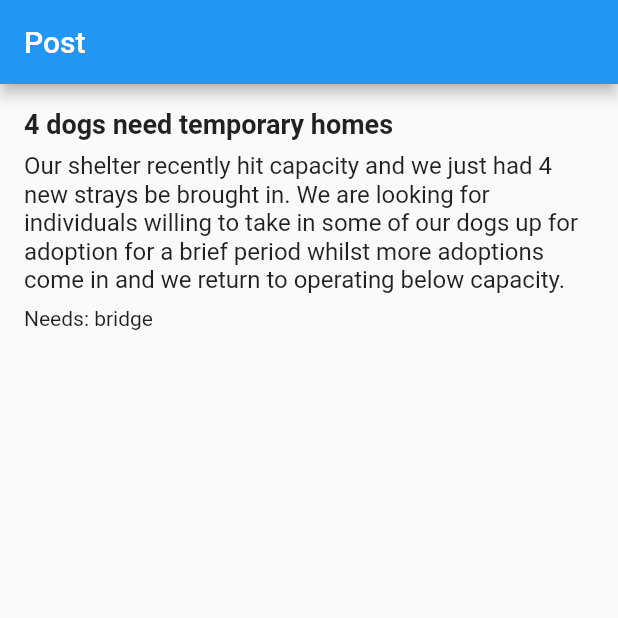
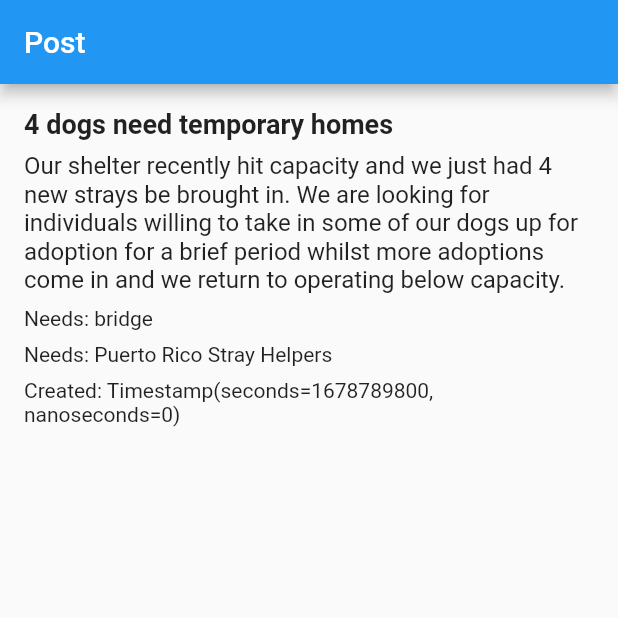
Before and after one commit to Poggecci/INSO4117-GRUPO-H, a Flutter app: the VolunteerHome screen opened by its route, after a tap on "4 dogs need temporary homes", on a phone screen of 412 x 824 dp, the top half of it. Run offline on Flutter 3.47's test engine with Material 2 defaults, Android fonts, the phone set to English and light mode, and no system bars; our stand-ins replace cloud_firestore, equatable, firebase_auth, firebase_core, flutter_dotenv; missing offline and left inert: google_geocoding, test; accounts and stored records are empty.

Commit message:
Add Post Fetching

```diff
--- a/animal_shelter_resource_allocator/lib/models/post.dart
+++ b/animal_shelter_resource_allocator/lib/models/post.dart
@@ -1,21 +1,83 @@
+import 'package:animal_shelter_resource_allocator/models/shelter.dart';
+import 'package:cloud_firestore/cloud_firestore.dart';
 import 'package:equatable/equatable.dart';
 
 class Post extends Equatable {
   final String id;
-  final String shelterName;
+  final String shelterId;
   final String title;
   final String description;
   final List<String> needs;
+  final Timestamp createdAt;
+  final List<String> visibleTo;
 
   const Post(
       {required this.id,
-      required this.shelterName,
+      required this.shelterId,
       required this.title,
       required this.description,
-      required this.needs});
+      required this.needs,
+      required this.createdAt,
+      required this.visibleTo});
 
   @override
-  List<Object?> get props => [id, shelterName, title, description, needs];
+  List<Object?> get props =>
+      [id, shelterId, title, description, needs, createdAt, visibleTo];
+
+  @override
+  bool get stringify => true;
+
+  factory Post.fromFirestore(
+    DocumentSnapshot<Map<String, dynamic>> snapshot,
+    SnapshotOptions? options,
+  ) {
+    final data = snapshot.data();
+    return Post(
+      id: snapshot.id,
+      shelterId: data?['shelterId'],
+      title: data?['title'],
+      description: data?['description'],
+      needs: data?['needs'] is Iterable ? List.from(data?['needs']) : [],
+      createdAt: data?['createdAt'],
+      visibleTo:
+          data?['visibleTo'] is Iterable ? List.from(data?['visibleTo']) : [],
+    );
+  }
+
+  Map<String, dynamic> toFirestore() {
+    return {
+      if (shelterId != null) "shelterId": shelterId,
+      if (title != null) "title": title,
+      if (description != null) "description": description,
+      if (needs != null) "needs": needs,
+      if (createdAt != null) "createdAt": createdAt,
+      if (visibleTo != null) "visibleTo": visibleTo,
+    };
+  }
+}
+
+class ViewPost extends Post {
+  final String shelterName;
+  const ViewPost(
+      {required String id,
+      required String shelterId,
+      required String title,
+      required String description,
+      required List<String> needs,
+      required Timestamp createdAt,
+      required List<String> visibleTo,
+      required this.shelterName})
+      : super(
+            id: id,
+            shelterId: shelterId,
+            title: title,
+            description: description,
+            needs: needs,
+            createdAt: createdAt,
+            visibleTo: visibleTo);
+
+  @override
+  List<Object?> get props => super.props + [shelterName];
 
   @override
   bool get stringify => true;
--- a/animal_shelter_resource_allocator/lib/volunteer_home.dart
+++ b/animal_shelter_resource_allocator/lib/volunteer_home.dart
@@ -1,5 +1,7 @@
+import 'package:cloud_firestore/cloud_firestore.dart';
 import 'package:flutter/material.dart';
 
+import 'models/globals.dart';
 import 'models/post.dart';
 
 class VolunteerHome extends StatefulWidget {
@@ -10,30 +12,59 @@ class VolunteerHome extends StatefulWidget {
 }
 
 class _VolunteerHomeState extends State<VolunteerHome> {
-  late List<Post> _posts;
+  late List<ViewPost> _posts;
 
   @override
   void initState() {
     super.initState();
     _posts = [
-      const Post(
+      ViewPost(
           id: "1",
+          shelterId: "2",
           shelterName: "Puerto Rico Stray Helpers",
           title: "4 dogs need temporary homes",
           description:
               "Our shelter recently hit capacity and we just had 4 new strays be brought in. We are looking for individuals willing to take in some of our dogs up for adoption for a brief period whilst more adoptions come in and we return to operating below capacity.",
-          needs: ["bridge"])
+          needs: const ["bridge"],
+          createdAt: Timestamp.now(),
+          visibleTo: const ["sBMQuu4m4lhoEDlcmQ6QyxsFaRC2"])
     ];
   }
 
   Future<void> _refreshPosts() async {
-    // Fetch the latest posts from your data source (e.g. Firestore)
-    List<Post> latestPosts = _posts; //TODO: Implement
+    // Fetch the latest posts from Firestore
+    final db = FirebaseFirestore.instance;
+    final volunteerID = Globals.userID;
+    final visiblePosts = db
+        .collection("posts")
+        .where('visibleTo', arrayContains: volunteerID)
+        .orderBy('createdAt');
+    final fireStorePosts = (await visiblePosts.get()).docs;
+    final latestPosts = fireStorePosts.map((e) => Post.fromFirestore(e, null));
+    final shelterIDs = latestPosts.map((post) => post.shelterId).toList();
+    final idToName = Map.fromEntries((await db
+            .collection("users")
+            .where("type", isEqualTo: "Shelter")
+            .where('id', whereIn: shelterIDs)
+            .get())
+        .docs
+        .map((shelter) => MapEntry(shelter.id, shelter.get("name"))));
+    final latestViewPosts = latestPosts.map((post) {
+      return ViewPost(
+          id: post.id,
+          shelterId: post.shelterId,
+          shelterName: idToName[post.shelterId],
+          title: post.title,
+          description: post.description,
+          needs: post.needs,
+          createdAt: post.createdAt,
+          visibleTo: post.visibleTo);
+    });
     print('Refreshed Posts.');
 
     // Update the state of the widget with the latest posts
     setState(() {
-      _posts = latestPosts;
+      _posts = latestViewPosts.toList();
     });
   }
 
@@ -59,7 +90,7 @@ class _VolunteerHomeState extends State<VolunteerHome> {
               },
               child: ListTile(
                 title: Text(_posts[index].title),
-                subtitle: Text(_posts[index].description),
+                subtitle: Text(_posts[index].shelterName),
               ),
             );
           },
@@ -70,7 +101,7 @@ class _VolunteerHomeState extends State<VolunteerHome> {
 }
 
 class PostDetails extends StatelessWidget {
-  final Post post;
+  final ViewPost post;
 
   const PostDetails({super.key, required this.post});
 
@@ -103,6 +134,16 @@ class PostDetails extends StatelessWidget {
               'Needs: ${post.needs.join(", ")}',
               style: const TextStyle(fontSize: 14.0),
             ),
+            const SizedBox(height: 8.0),
+            Text(
+              'Needs: ${post.shelterName}',
+              style: const TextStyle(fontSize: 14.0),
+            ),
+            const SizedBox(height: 8.0),
+            Text(
+              'Created: ${post.createdAt}',
+              style: const TextStyle(fontSize: 14.0),
+            ),
           ],
         ),
       ),
```
